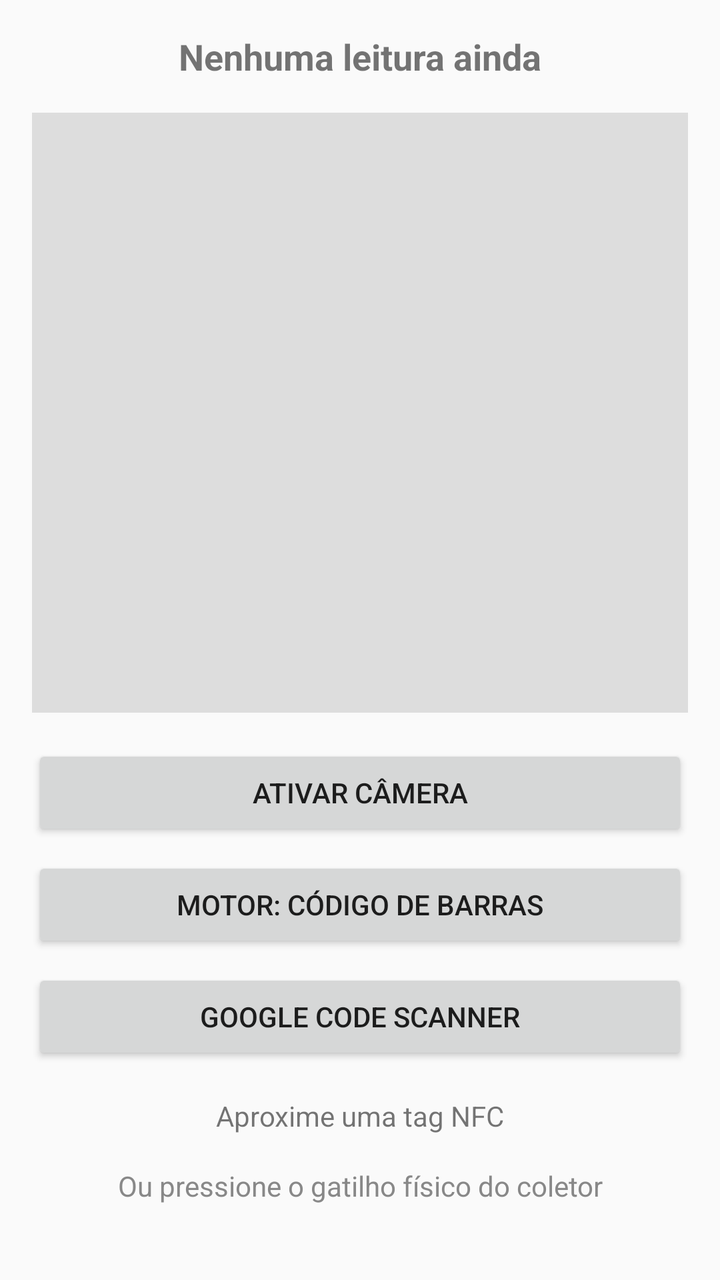
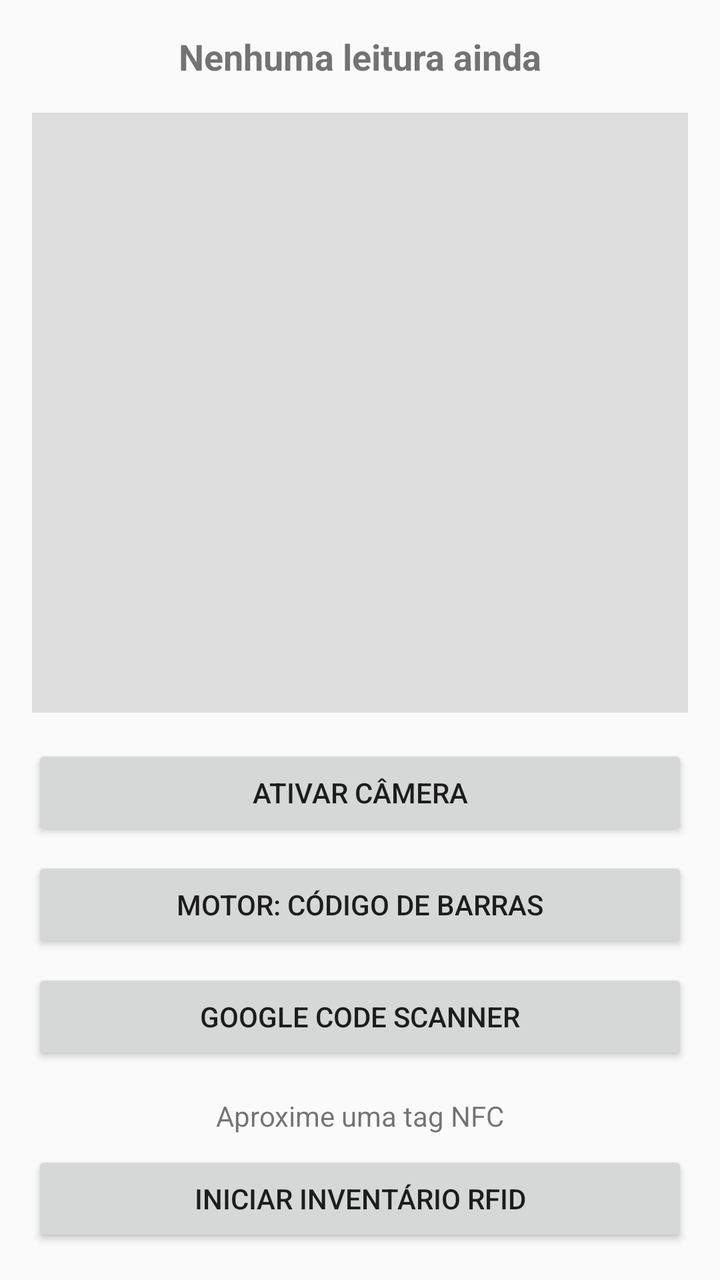

Before-and-after screenshots of an Android layout around one commit, followed by the original layout XML and the change that was made.
<!-- AndroidManifest.xml: application theme android:Theme.Material.Light -->
<!-- res/layout/activity_main.xml -->
<?xml version="1.0" encoding="utf-8"?>
<LinearLayout xmlns:android="http://schemas.android.com/apk/res/android"
    android:layout_width="match_parent"
    android:layout_height="match_parent"
    android:orientation="vertical"
    android:padding="16dp">

    <TextView
        android:id="@+id/lastScanText"
        android:layout_width="match_parent"
        android:layout_height="wrap_content"
        android:textSize="18sp"
        android:textStyle="bold"
        android:gravity="center"
        android:text="Nenhuma leitura ainda" />

    
    <FrameLayout
        android:id="@+id/cameraContainer"
        android:layout_width="match_parent"
        android:layout_height="300dp"
        android:layout_marginTop="16dp"
        android:background="#DDDDDD" />

    <Button
        android:id="@+id/activateCameraButton"
        android:layout_width="match_parent"
        android:layout_height="wrap_content"
        android:layout_marginTop="16dp"
        android:text="Ativar Câmera" />

    <Button
        android:id="@+id/switchEngineButton"
        android:layout_width="match_parent"
        android:layout_height="wrap_content"
        android:layout_marginTop="8dp"
        android:text="Motor: Código de barras" />

    <Button
        android:id="@+id/codeScannerButton"
        android:layout_width="match_parent"
        android:layout_height="wrap_content"
        android:layout_marginTop="8dp"
        android:text="Google Code Scanner" />

    <TextView
        android:id="@+id/lastNfcText"
        android:layout_width="match_parent"
        android:layout_height="wrap_content"
        android:layout_marginTop="16dp"
        android:gravity="center"
        android:text="Aproxime uma tag NFC" />

    <TextView
        android:layout_width="match_parent"
        android:layout_height="wrap_content"
        android:layout_marginTop="16dp"
        android:gravity="center"
        android:textColor="#888888"
        android:text="Ou pressione o gatilho físico do coletor" />

</LinearLayout>
<!-- resources referenced by this layout -->
<resources>

</resources>

<!-- the commit's change to res/layout/activity_main.xml (unified diff, before → after) -->
@@ -51,6 +51,20 @@
         android:gravity="center"
         android:text="Aproxime uma tag NFC" />
 
+    <Button
+        android:id="@+id/rfidInventoryButton"
+        android:layout_width="match_parent"
+        android:layout_height="wrap_content"
+        android:layout_marginTop="8dp"
+        android:text="Iniciar inventário RFID" />
+
+    <TextView
+        android:id="@+id/rfidText"
+        android:layout_width="match_parent"
+        android:layout_height="wrap_content"
+        android:gravity="center"
+        android:text="RFID: 0 tags" />
+
     <TextView
         android:layout_width="match_parent"
         android:layout_height="wrap_content"
